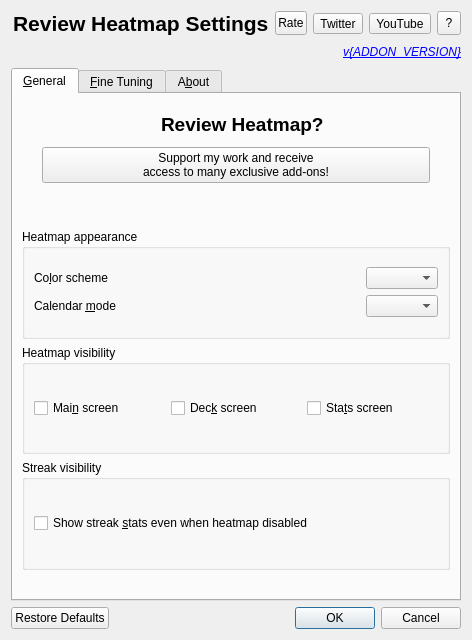
Before: the Qt Designer form designer/options.ui in glutanimate/review-heatmap, drawn with Qt 5.
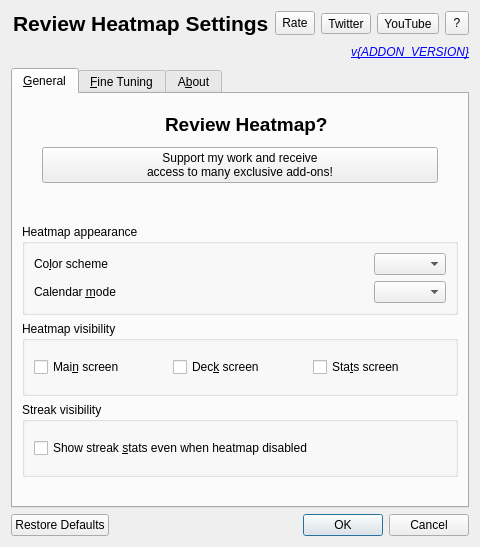
After: the same form once the commit is applied. Icons and pictures are not drawn.

Commit message: Do not  pre-specify window sizes

The edit to the form file:
```diff
--- a/designer/options.ui
+++ b/designer/options.ui
@@ -2,14 +2,6 @@
 <ui version="4.0">
  <class>Dialog</class>
  <widget class="QDialog" name="Dialog">
-  <property name="geometry">
-   <rect>
-    <x>0</x>
-    <y>0</y>
-    <width>472</width>
-    <height>640</height>
-   </rect>
-  </property>
   <property name="windowTitle">
    <string>Review Heatmap Settings</string>
   </property>
```
The commit also changes 1 other file.
